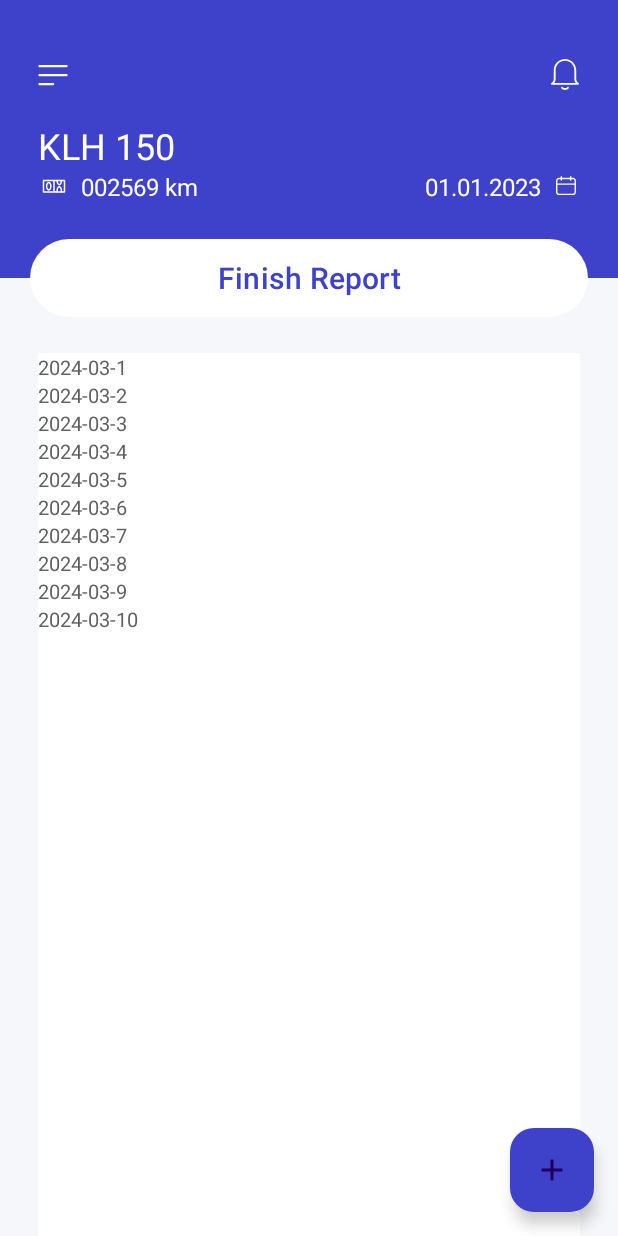
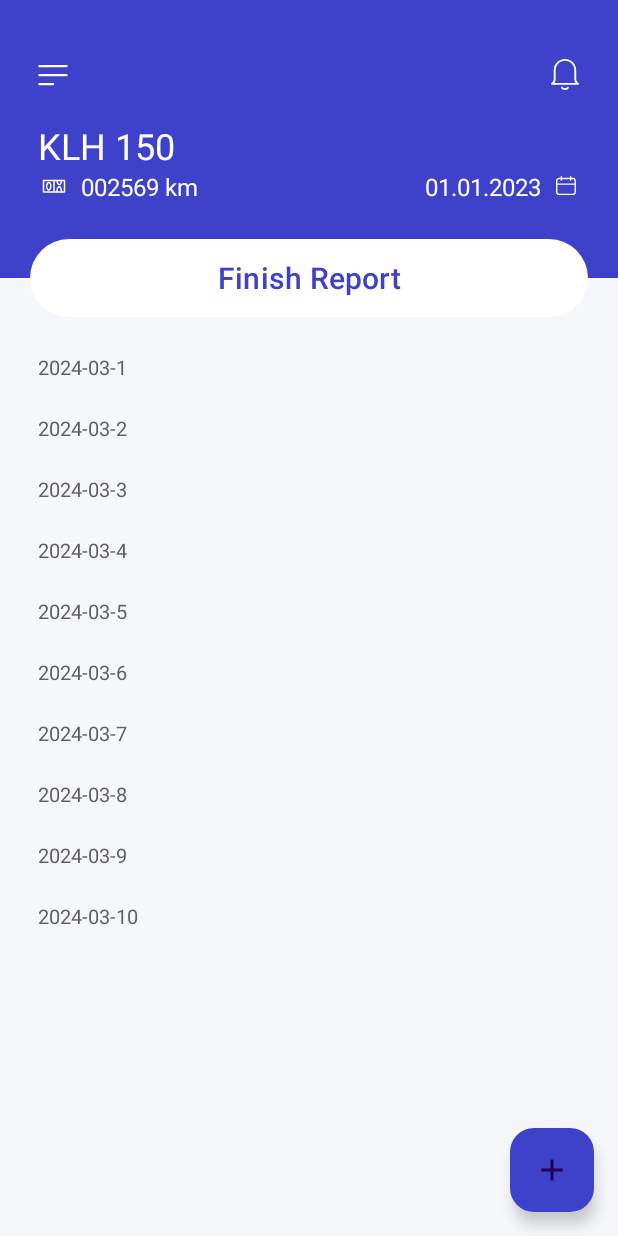
Before and after one commit to iiasceriwebmaster/Domenator, an Android app: the ReportActivity screen opened directly, with no data from a screen before it, on a phone screen of 412 x 824 dp. Run offline under Robolectric (Android 15) with nearby library versions, the phone set to English and light mode, and no system bars; our stand-ins replace data binding; pictures from the network do not load.

Commit message:
TODO: do

```diff
--- a/app/src/main/res/layout/activity_report.xml
+++ b/app/src/main/res/layout/activity_report.xml
@@ -111,7 +111,6 @@
         </LinearLayout>
 
         <androidx.recyclerview.widget.RecyclerView
-            android:background="@color/white"
             android:id="@+id/reportRecyclerView"
             android:layout_width="match_parent"
             android:layout_height="match_parent"
--- a/app/src/main/res/layout/report_item.xml
+++ b/app/src/main/res/layout/report_item.xml
@@ -11,19 +11,42 @@
     <LinearLayout
         android:layout_width="match_parent"
         android:layout_height="wrap_content"
-        android:orientation="vertical">
+        android:orientation="horizontal">
 
         <TextView
-            android:layout_gravity="top|start"
             android:id="@+id/reportDate"
             android:layout_width="wrap_content"
             android:layout_height="wrap_content"
-            android:text="@{report.date}"
+            android:layout_gravity="top|start"
             android:textColor="@color/app_text_gray"
             android:textSize="13sp" />
 
+        <LinearLayout
+            android:layout_width="wrap_content"
+            android:layout_height="wrap_content"
+            android:orientation="vertical">
+
+            <TextView
+                android:id="@+id/reportDistance"
+                android:layout_width="wrap_content"
+                android:layout_height="wrap_content"
+                android:textColor="@color/black"
+                android:textSize="16sp"
+                android:textStyle="bold">
+
+            </TextView>
+
+            <TextView
+                android:id="@+id/reportConsumption"
+                android:layout_width="wrap_content"
+                android:layout_height="wrap_content"
+                android:textColor="@color/app_text_gray"
+                android:textSize="13sp">
+
+            </TextView>
 
 
+        </LinearLayout>
     </LinearLayout>
 
 </layout>
```
